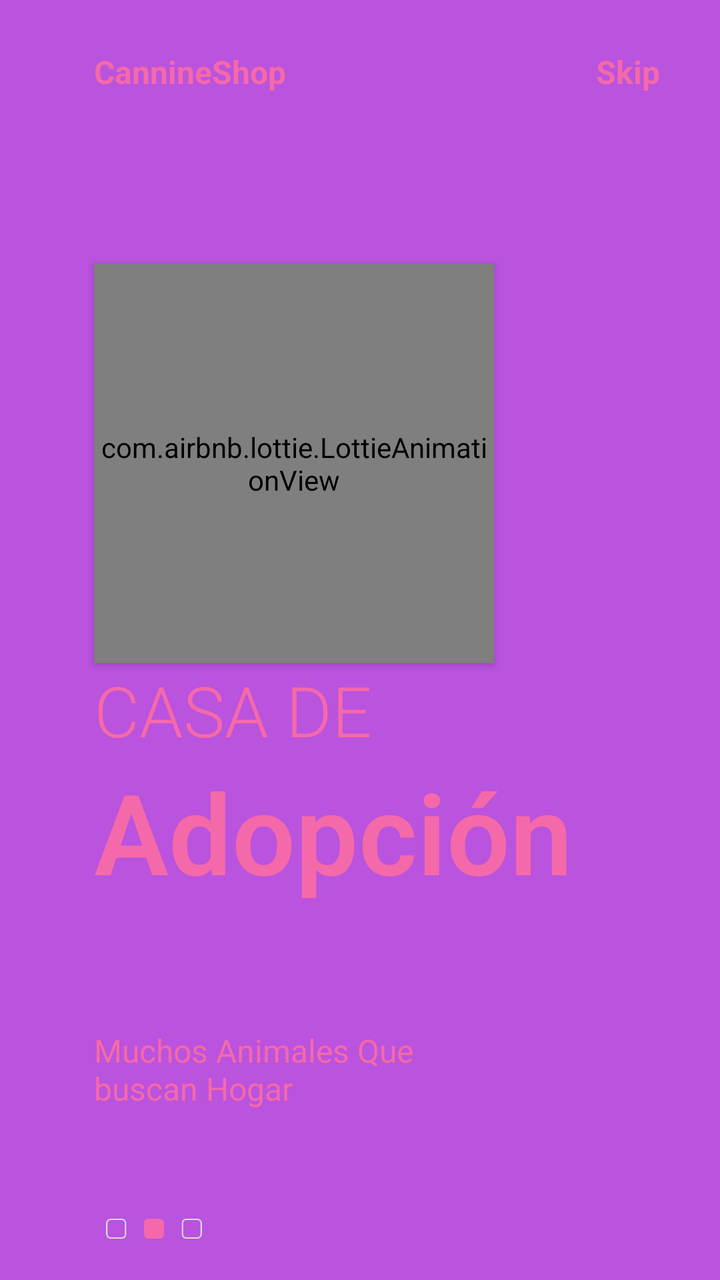
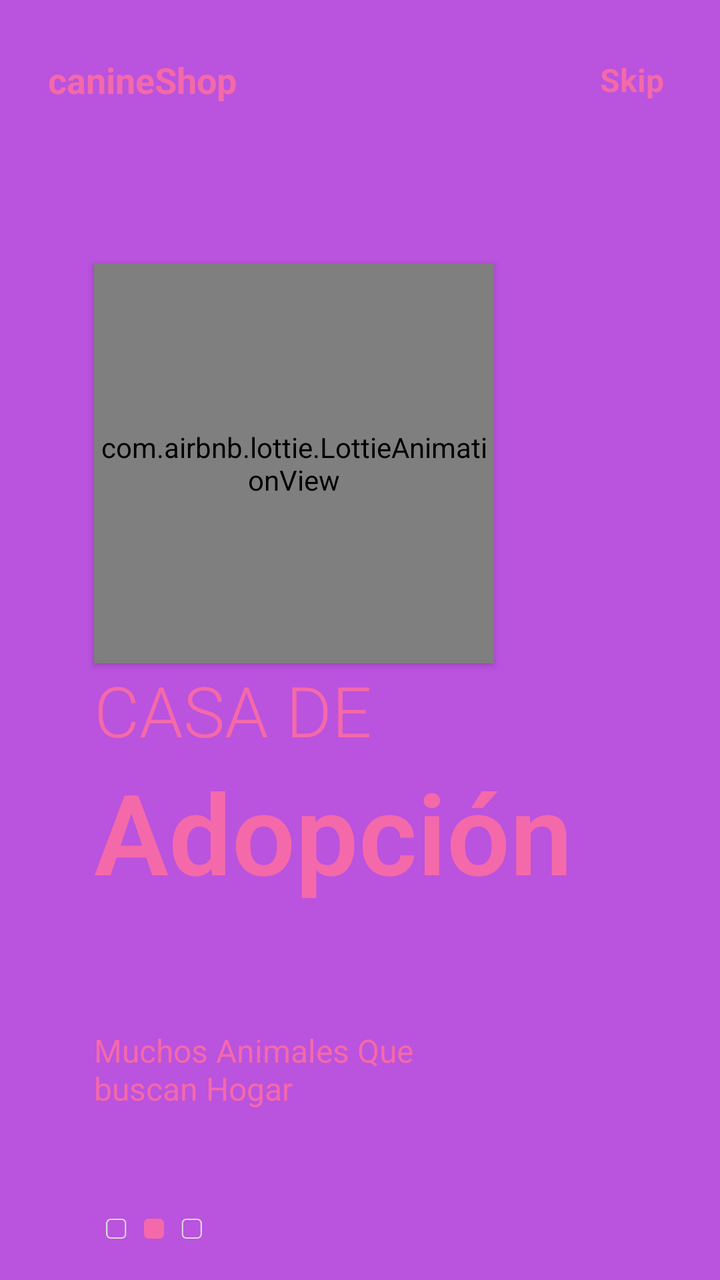

Screens rendered from an Android XML layout before and after an edit, with the pre-edit source and the edit as a unified diff.
<!-- AndroidManifest.xml: application theme Theme.Flashlight -->
<!-- res/layout/fragment_on_boarding2.xml -->
<?xml version="1.0" encoding="utf-8"?>
<androidx.constraintlayout.widget.ConstraintLayout xmlns:android="http://schemas.android.com/apk/res/android"
    xmlns:app="http://schemas.android.com/apk/res-auto"
    android:layout_width="match_parent"
    android:layout_height="match_parent"
    android:background="@color/purple">

    <com.airbnb.lottie.LottieAnimationView
        android:id="@+id/imagenView"
        app:lottie_autoPlay="true"
        app:lottie_repeatCount="999999999"
        android:elevation="2dp"
        android:layout_width="200dp"
        android:layout_height="200dp"
        app:lottie_rawRes="@raw/o_b2"
        app:layout_constraintBottom_toBottomOf="parent"
        app:layout_constraintEnd_toEndOf="parent"
        app:layout_constraintHorizontal_bias="0.293"
        app:layout_constraintStart_toStartOf="parent"
        app:layout_constraintTop_toTopOf="parent"
        app:layout_constraintVertical_bias="0.299"/>
    <TextView
        android:id="@+id/textView"
        android:layout_width="wrap_content"
        android:layout_height="wrap_content"
        android:text="CannineShop"
        android:textColor="@color/pink"
        android:textSize="16sp"
        android:textStyle="bold"
        app:layout_constraintVertical_bias="0"
        android:layout_marginTop="25dp"
        app:layout_constraintHorizontal_bias="0"
        app:layout_constraintBottom_toBottomOf="@id/imagenView"
        app:layout_constraintEnd_toEndOf="parent"
        app:layout_constraintStart_toStartOf="@id/imagenView"
        app:layout_constraintTop_toTopOf="parent"/>

    <TextView
        android:id="@+id/Skip"
        android:layout_width="wrap_content"
        android:layout_height="wrap_content"
        android:clickable="true"
        android:text="Skip"
        android:textSize="16sp"
        android:textStyle="bold"
        android:textColor="@color/pink"
        app:layout_constraintHorizontal_bias="1"
        android:layout_marginRight="30dp"
        app:layout_constraintBottom_toBottomOf="@id/textView"
        app:layout_constraintEnd_toEndOf="parent"
        app:layout_constraintStart_toStartOf="@id/textView"
        app:layout_constraintTop_toTopOf="@+id/textView"/>

    <TextView
        android:id="@+id/textView2"
        android:layout_width="wrap_content"
        android:layout_height="wrap_content"
        android:fontFamily="sans-serif-light"
        android:text="CASA DE "
        android:textColor="@color/pink"
        android:textSize="35sp"
        app:layout_constraintHorizontal_bias="0"
        app:layout_constraintBottom_toBottomOf="parent"
        app:layout_constraintEnd_toEndOf="parent"
        app:layout_constraintStart_toStartOf="@id/imagenView"
        app:layout_constraintTop_toBottomOf="@+id/imagenView"
        app:layout_constraintVertical_bias="0"/>

    <TextView
        android:id="@+id/textView3"
        android:layout_width="wrap_content"
        android:layout_height="wrap_content"
        android:fontFamily="sans-serif-light"
        android:text="Adopción"
        android:textSize="56sp"
        android:textColor="@color/pink"
        android:textStyle="bold"
        app:layout_constraintBottom_toBottomOf="parent"
        app:layout_constraintEnd_toEndOf="parent"
        app:layout_constraintHorizontal_bias="0"
        app:layout_constraintStart_toStartOf="@id/textView2"
        app:layout_constraintTop_toBottomOf="@+id/textView2"
        app:layout_constraintVertical_bias="0"/>

    <TextView
        android:id="@+id/textView4"
        android:layout_width="0dp"
        android:layout_height="0dp"
        android:text="Muchos Animales Que buscan Hogar"
        android:textSize="16sp"
        android:textColor="@color/pink"
        app:layout_constraintHeight_percent=".1"
        app:layout_constraintHorizontal_bias="0"
        app:layout_constraintBottom_toBottomOf="parent"
        app:layout_constraintEnd_toEndOf="parent"
        app:layout_constraintStart_toStartOf="@id/textView3"
        app:layout_constraintTop_toBottomOf="@+id/textView3"
        app:layout_constraintWidth_percent=".5"/>

    <ImageView
        android:layout_width="50dp"
        android:layout_height="10dp"
        android:src="@drawable/tab2"
        app:layout_constraintHorizontal_bias="0"
        app:layout_constraintVertical_bias=".6"
        android:layout_marginLeft="5dp"
        app:layout_constraintBottom_toBottomOf="parent"
        app:layout_constraintEnd_toEndOf="parent"
        app:layout_constraintStart_toStartOf="@id/textView4"
        app:layout_constraintTop_toBottomOf="@+id/textView4"/>


</androidx.constraintlayout.widget.ConstraintLayout>
<!-- resources referenced by this layout -->
<resources>
  <color name="pink">#f469a9</color>
  <color name="purple">#ba53de</color>
  <!-- drawable tab2: png bitmap (drawable-v24, 1549 bytes) -->
  <style name="Theme.Flashlight" parent="Theme.MaterialComponents.DayNight.DarkActionBar">
          
          <item name="colorPrimary">@color/purple_500</item>
          <item name="colorPrimaryVariant">@color/purple_700</item>
          <item name="colorOnPrimary">@color/white</item>
          
          <item name="colorSecondary">@color/teal_200</item>
          <item name="colorSecondaryVariant">@color/teal_700</item>
          <item name="colorOnSecondary">@color/black</item>
          
          <item name="android:statusBarColor" tools:targetApi="l">?attr/colorPrimaryVariant</item>
          
      </style>
  <color name="purple_500">#FF6200EE</color>
  <color name="purple_700">#FF3700B3</color>
  <color name="white">#ffffff</color>
  <color name="teal_200">#FF03DAC5</color>
  <color name="teal_700">#FF018786</color>
  <color name="black">#000000</color>
</resources>

<!-- the commit's change to res/layout/fragment_on_boarding2.xml (unified diff, before → after) -->
@@ -18,38 +18,39 @@
         app:layout_constraintHorizontal_bias="0.293"
         app:layout_constraintStart_toStartOf="parent"
         app:layout_constraintTop_toTopOf="parent"
-        app:layout_constraintVertical_bias="0.299"/>
+        app:layout_constraintVertical_bias="0.299" />
+
     <TextView
         android:id="@+id/textView"
         android:layout_width="wrap_content"
-        android:layout_height="wrap_content"
-        android:text="CannineShop"
+        android:layout_height="48dp"
+        android:gravity="center_vertical"
+        android:layout_marginStart="24dp"
+        android:layout_marginTop="16dp"
+        android:text="canineShop"
         android:textColor="@color/pink"
-        android:textSize="16sp"
+        android:textSize="18sp"
         android:textStyle="bold"
-        app:layout_constraintVertical_bias="0"
-        android:layout_marginTop="25dp"
-        app:layout_constraintHorizontal_bias="0"
-        app:layout_constraintBottom_toBottomOf="@id/imagenView"
-        app:layout_constraintEnd_toEndOf="parent"
-        app:layout_constraintStart_toStartOf="@id/imagenView"
-        app:layout_constraintTop_toTopOf="parent"/>
+        app:layout_constraintStart_toStartOf="parent"
+        app:layout_constraintTop_toTopOf="parent" />
 
     <TextView
         android:id="@+id/Skip"
         android:layout_width="wrap_content"
-        android:layout_height="wrap_content"
+        android:layout_height="48dp"
+        android:gravity="center"
+        android:paddingStart="12dp"
+        android:paddingEnd="12dp"
         android:clickable="true"
+        android:focusable="true"
         android:text="Skip"
         android:textSize="16sp"
         android:textStyle="bold"
         android:textColor="@color/pink"
-        app:layout_constraintHorizontal_bias="1"
-        android:layout_marginRight="30dp"
-        app:layout_constraintBottom_toBottomOf="@id/textView"
         app:layout_constraintEnd_toEndOf="parent"
-        app:layout_constraintStart_toStartOf="@id/textView"
-        app:layout_constraintTop_toTopOf="@+id/textView"/>
+        android:layout_marginEnd="16dp"
+        app:layout_constraintTop_toTopOf="@id/textView"
+        app:layout_constraintBottom_toBottomOf="@id/textView" />
 
     <TextView
         android:id="@+id/textView2"
@@ -64,7 +65,7 @@
         app:layout_constraintEnd_toEndOf="parent"
         app:layout_constraintStart_toStartOf="@id/imagenView"
         app:layout_constraintTop_toBottomOf="@+id/imagenView"
-        app:layout_constraintVertical_bias="0"/>
+        app:layout_constraintVertical_bias="0" />
 
     <TextView
         android:id="@+id/textView3"
@@ -80,7 +81,7 @@
         app:layout_constraintHorizontal_bias="0"
         app:layout_constraintStart_toStartOf="@id/textView2"
         app:layout_constraintTop_toBottomOf="@+id/textView2"
-        app:layout_constraintVertical_bias="0"/>
+        app:layout_constraintVertical_bias="0" />
 
     <TextView
         android:id="@+id/textView4"
@@ -95,7 +96,7 @@
         app:layout_constraintEnd_toEndOf="parent"
         app:layout_constraintStart_toStartOf="@id/textView3"
         app:layout_constraintTop_toBottomOf="@+id/textView3"
-        app:layout_constraintWidth_percent=".5"/>
+        app:layout_constraintWidth_percent=".5" />
 
     <ImageView
         android:layout_width="50dp"
@@ -107,7 +108,7 @@
         app:layout_constraintBottom_toBottomOf="parent"
         app:layout_constraintEnd_toEndOf="parent"
         app:layout_constraintStart_toStartOf="@id/textView4"
-        app:layout_constraintTop_toBottomOf="@+id/textView4"/>
+        app:layout_constraintTop_toBottomOf="@+id/textView4" />
 
 
 </androidx.constraintlayout.widget.ConstraintLayout>
